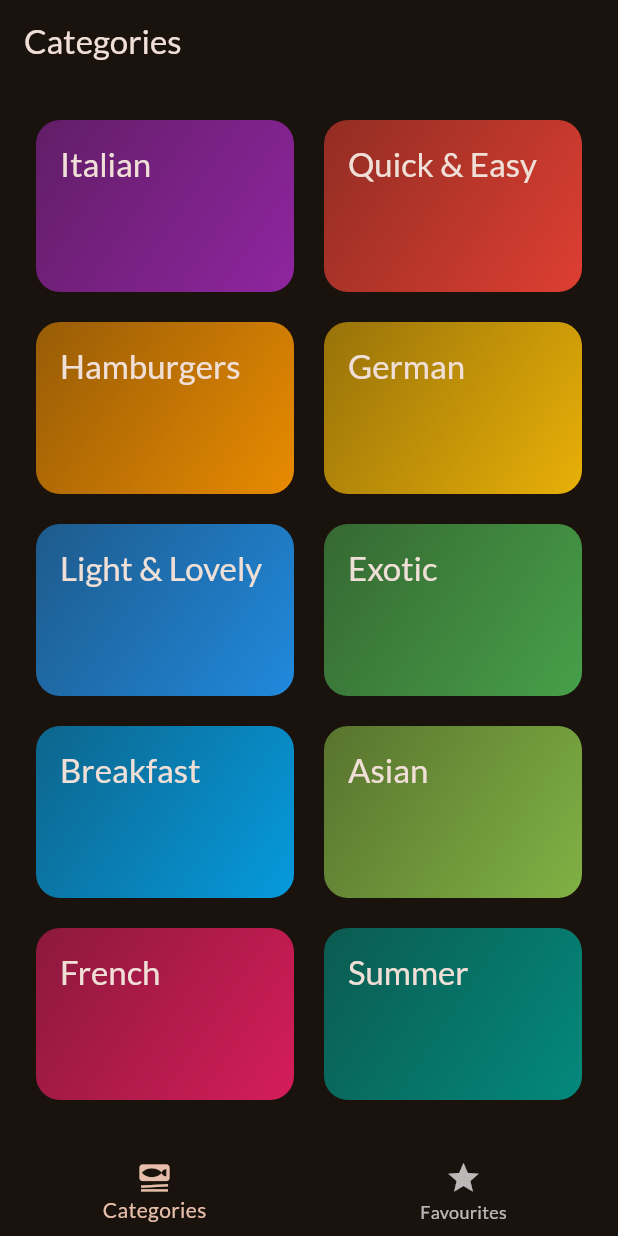
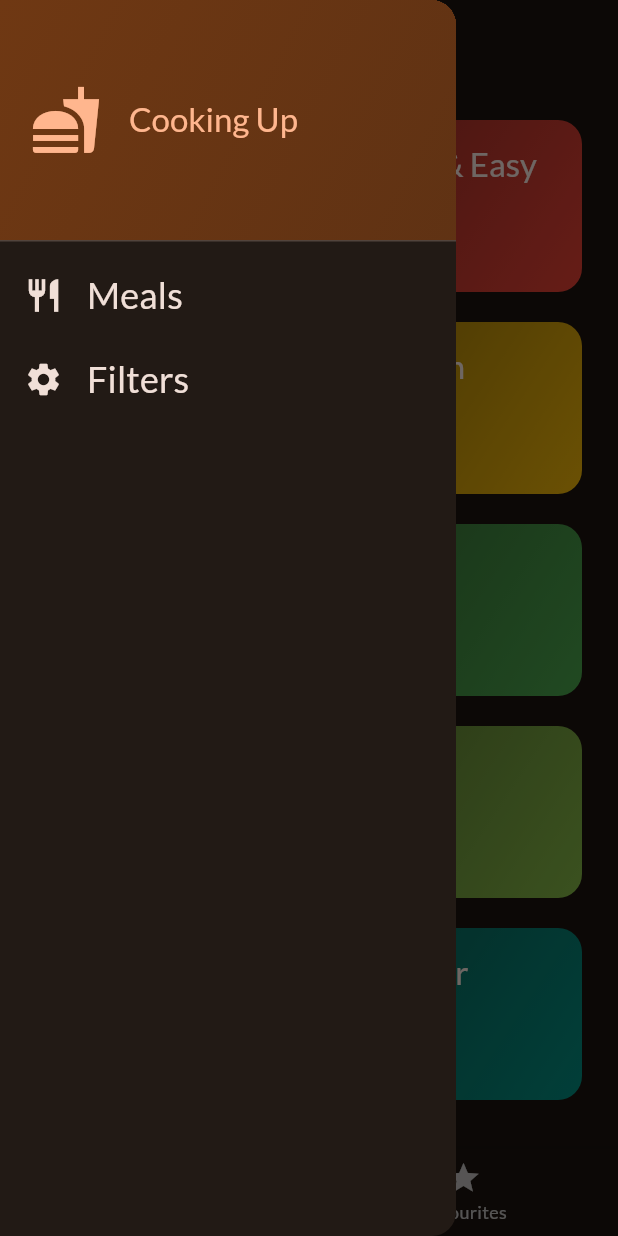
Before and after one commit to cdivyansh123/meals_app_flutter, a Flutter app: the screen it shows after launch, with the side drawer open (before the commit the screen has no drawer), on a phone screen of 412 x 824 dp. Run offline on Flutter 3.47's test engine with Material 2 defaults, Android fonts, the phone set to English and light mode, and no system bars; our stand-ins replace google_fonts, transparent_image.

Commit message:
Fifth Commit

```diff
--- a/lib/screens/tabs.dart
+++ b/lib/screens/tabs.dart
@@ -1,7 +1,9 @@
 import 'package:flutter/cupertino.dart';
 import 'package:flutter/material.dart';
 import 'package:meals/screens/categories.dart';
+import 'package:meals/screens/filters.dart';
 import 'package:meals/screens/meals.dart';
+import 'package:meals/widgets/main_drawer.dart';
 
 import '../models/meal.dart';
 
@@ -46,6 +48,13 @@ class _TabScreenState extends State<TabScreen> {
     });
   }
 
+  void _setScreen(String identifier){
+    Navigator.pop(context);
+    if(identifier=="filters"){
+      Navigator.push(context, MaterialPageRoute(builder: (context)=>FilterScreen()));
+    }
+  }
+
   @override
   Widget build(BuildContext context) {
     Widget activePage = CategoriesScreen(
@@ -63,6 +72,7 @@ class _TabScreenState extends State<TabScreen> {
       appBar: AppBar(
         title: Text(activePageTitle),
       ),
+      drawer: MainDrawer(onSelectScreen: _setScreen,),
       body: activePage,
       bottomNavigationBar: BottomNavigationBar(
         onTap: _selectpage,
--- /dev/null
+++ b/lib/widgets/main_drawer.dart
@@ -0,0 +1,64 @@
+import 'package:flutter/cupertino.dart';
+import 'package:flutter/material.dart';
+
+class MainDrawer extends StatelessWidget{
+
+  MainDrawer({super.key, required this.onSelectScreen});
+
+  final void Function(String identifier) onSelectScreen;
+
+  @override
+  Widget build(BuildContext context) {
+    return Drawer(
+      child: Column(
+        children: [
+          DrawerHeader(
+            padding: EdgeInsets.all(20),
+            decoration: BoxDecoration(
+              gradient: LinearGradient(
+                colors: [
+                  Theme.of(context).colorScheme.primaryContainer,
+                  Theme.of(context).colorScheme.primaryContainer.withOpacity(0.8),
+                ],
+                begin: Alignment.topLeft,
+                end: Alignment.bottomRight,
+              ),
+            ),
+              child: Row(
+                children: [
+                  Icon(Icons.fastfood,size: 48,color: Theme.of(context).colorScheme.primary,),
+                  SizedBox(width: 18,),
+                  Text("Cooking Up",style: Theme.of(context).textTheme.titleLarge!.copyWith(
+                    color: Theme.of(context).colorScheme.primary,
+                  ),),
+
+                ],
+              )
+          ),
+          ListTile(
+            leading: Icon(Icons.restaurant,size: 26,color: Theme.of(context).colorScheme.onBackground,),
+            title: Text("Meals",style: Theme.of(context).textTheme.titleSmall!.copyWith(
+              color: Theme.of(context).colorScheme.onBackground,
+              fontSize: 24,
+            ),),
+            onTap: (){
+              onSelectScreen("meals");
+              //todo
+            },
+          ),
+          ListTile(
+            leading: Icon(Icons.settings,size: 26,color: Theme.of(context).colorScheme.onBackground,),
+            title: Text("Filters",style: Theme.of(context).textTheme.titleSmall!.copyWith(
+              color: Theme.of(context).colorScheme.onBackground,
+              fontSize: 24,
+            ),),
+            onTap: (){
+              onSelectScreen("filters");
+            },
+          ),
+        ],
+      ),
+    );
+  }
+
+}
```
Also changed, not shown: lib/screens/filters.dart (added, +166 -0 lines).
